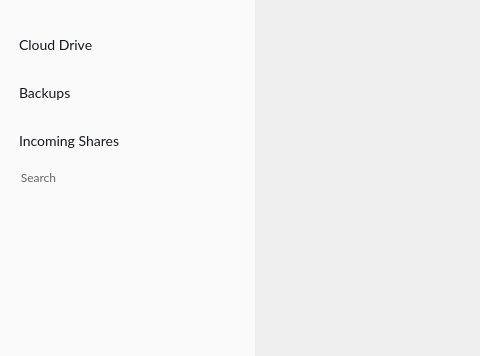
Old version of the form src/MEGASync/gui/node_selector/gui/win/NodeSelector.ui in the repository jcassette/megasync-appimage; both pictures show x 0 to 480 and y 0 to 356 of the 800 by 489 pixel window.
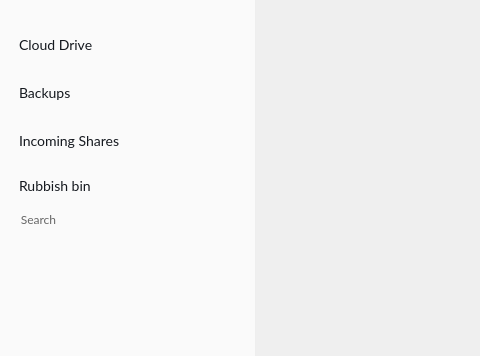
New version of the form. Icons and pictures are not drawn.

The edit to the form file:
```diff
--- a/src/MEGASync/gui/node_selector/gui/win/NodeSelector.ui
+++ b/src/MEGASync/gui/node_selector/gui/win/NodeSelector.ui
@@ -507,6 +507,68 @@
            </layout>
           </widget>
          </item>
+         <item>
+          <widget class="QFrame" name="fRubbish">
+           <layout class="QHBoxLayout" name="horizontalLayout_4">
+            <property name="spacing">
+             <number>3</number>
+            </property>
+            <property name="leftMargin">
+             <number>0</number>
+            </property>
+            <property name="topMargin">
+             <number>0</number>
+            </property>
+            <property name="rightMargin">
+             <number>0</number>
+            </property>
+            <property name="bottomMargin">
+             <number>0</number>
+            </property>
+            <item>
+             <widget class="QPushButton" name="bRubbish">
+              <property name="sizePolicy">
+               <sizepolicy hsizetype="Expanding" vsizetype="Fixed">
+                <horstretch>0</horstretch>
+                <verstretch>0</verstretch>
+               </sizepolicy>
+              </property>
+              <property name="cursor">
+               <cursorShape>PointingHandCursor</cursorShape>
+              </property>
+              <property name="acceptDrops">
+               <bool>true</bool>
+              </property>
+              <property name="text">
+               <string notr="true">Rubbish bin</string>
+              </property>
+              <property name="icon">
+               <iconset resource="../../../Resources_win.qrc">
+                <normaloff>:/images/node_selector/sidebar/rubbish_default.png</normaloff>:/images/node_selector/sidebar/rubbish_default.png</iconset>
+              </property>
+              <property name="checkable">
+               <bool>true</bool>
+              </property>
+              <property name="autoExclusive">
+               <bool>true</bool>
+              </property>
+              <property name="autoDefault">
+               <bool>false</bool>
+              </property>
+              <property name="default_icon" stdset="0">
+               <string notr="true">qrc:/images/node_selector/sidebar/rubbish_default.png</string>
+              </property>
+              <property name="icon_spacing" stdset="0">
+               <UInt>4</UInt>
+              </property>
+              <attribute name="buttonGroup">
+               <string notr="true">buttonGroup</string>
+              </attribute>
+             </widget>
+            </item>
+           </layout>
+          </widget>
+         </item>
         </layout>
        </widget>
       </item>
```
Left out of the diff: 14 changed lines with no effect on the pictures.
